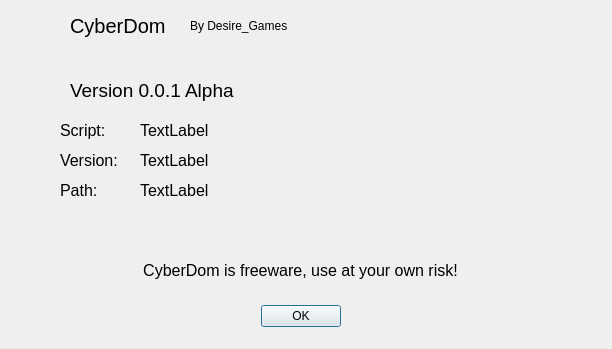
Old version of the form about.ui in the repository MijersOne/CyberDom-Qt.
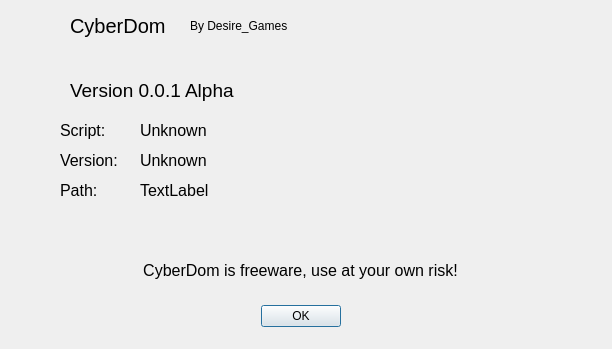
New version of the form.

Commit message: Display script version in About dialog

```diff
--- a/about.ui
+++ b/about.ui
@@ -114,7 +114,7 @@
     </font>
    </property>
    <property name="text">
-    <string>TextLabel</string>
+    <string>Unknown</string>
    </property>
   </widget>
   <widget class="QLabel" name="lbl_SVersion">
@@ -150,7 +150,7 @@
     </font>
    </property>
    <property name="text">
-    <string>TextLabel</string>
+    <string>Unknown</string>
    </property>
   </widget>
   <widget class="QLabel" name="lbl_Path">
```
Lines whose indentation alone changed are shown as unchanged. The commit also changes 2 other files.
